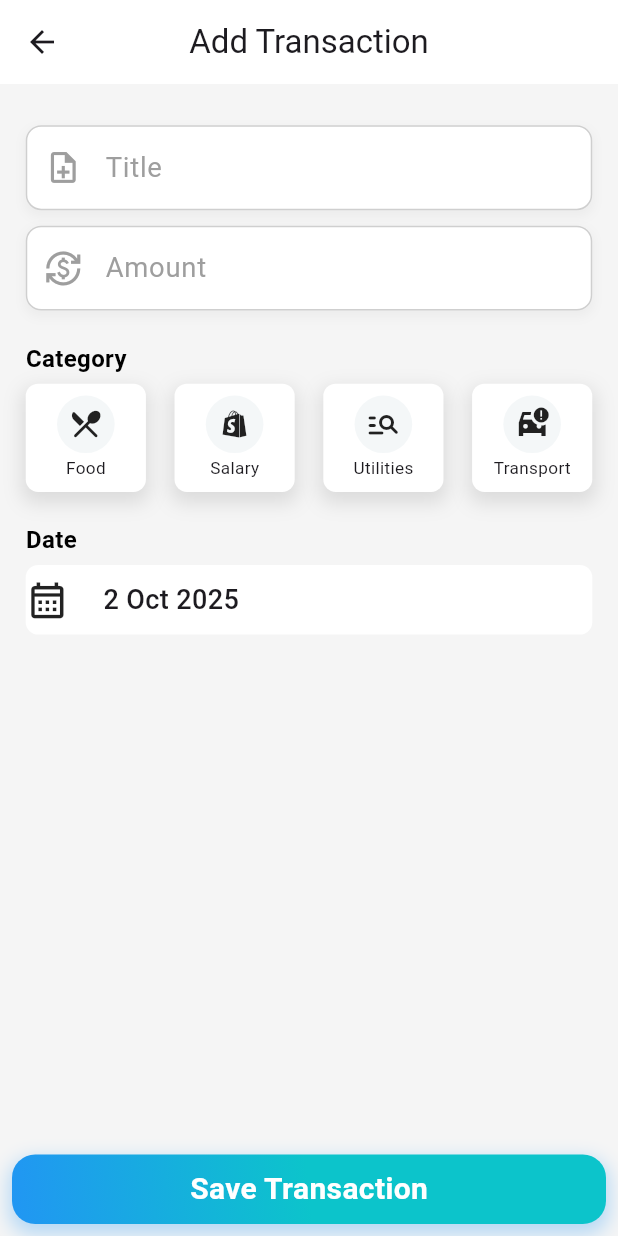
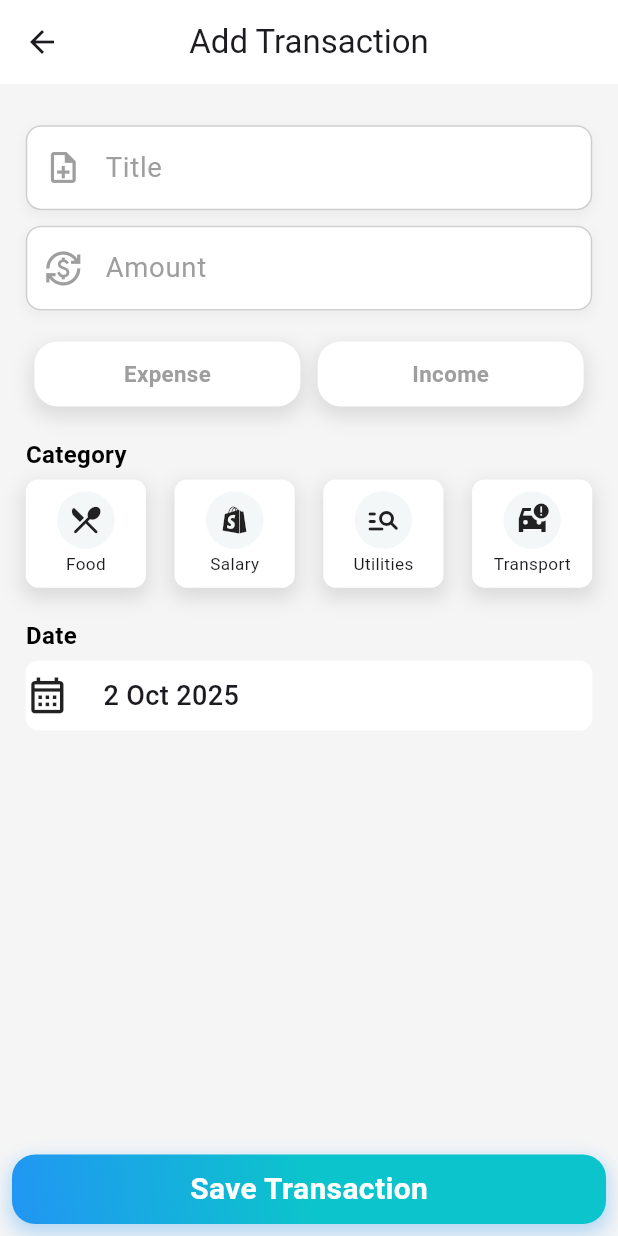
Before and after one commit to Sohag-84/Expense-Tracker, a Flutter app: the AddTransactionView screen opened by its route, on a phone screen of 412 x 824 dp. Run offline on Flutter 3.47's test engine with Material 3 defaults, Android fonts, the phone set to English and light mode, and no system bars; our stand-ins replace flutter_screenutil, gap, get, loading_animation_widget.

Commit message:
add expense and income button in add transaction button

```diff
--- a/lib/app/modules/add_transaction/controllers/add_transaction_controller.dart
+++ b/lib/app/modules/add_transaction/controllers/add_transaction_controller.dart
@@ -6,6 +6,12 @@ class AddTransactionController extends GetxController {
   var selectedDate = DateTime.now().obs;
 
   var selectedCategoryIndex = (-1).obs;
+
+  var selectedType = ''.obs;
+
+  void selectType(String type) {
+    selectedType.value = selectedType.value == type ? '' : type;
+  }
 
   Future<void> pickDate() async {
     DateTime? picked = await showDatePicker(
--- a/lib/app/modules/add_transaction/views/add_transaction_view.dart
+++ b/lib/app/modules/add_transaction/views/add_transaction_view.dart
@@ -1,4 +1,5 @@
 import 'package:expense_tracker/app/modules/add_transaction/controllers/add_transaction_controller.dart';
+import 'package:expense_tracker/app/modules/add_transaction/widgets/transaction_button.dart';
 import 'package:expense_tracker/app/modules/auth/widgets/build_textfield.dart';
 import 'package:expense_tracker/core/theme/colors.dart';
 import 'package:expense_tracker/core/widgets/custom_button.dart';
@@ -29,6 +30,7 @@ class _AddTransactionViewState extends State<AddTransactionView> {
     Icons.car_crash_sharp,
   ];
   final titleList = ["Food", "Salary", "Utilities", "Transport"];
+  final transactionList = ["Expense", "Income"];
 
   @override
   void dispose() {
@@ -69,6 +71,31 @@ class _AddTransactionViewState extends State<AddTransactionView> {
               ),
               Gap(20.h),
 
+              //expense and income button
+              Obx(() {
+                return Row(
+                  children: List.generate(transactionList.length, (index) {
+                    final type = transactionList[index].toLowerCase();
+                    final isSelected = controller.selectedType.value == type;
+
+                    return Expanded(
+                      child: Padding(
+                        padding: EdgeInsets.symmetric(horizontal: 5.w),
+                        child: transactionButton(
+                          onTap: () => controller.selectType(type),
+                          buttonText: transactionList[index],
+                          backgroundColor: isSelected
+                              ? (type == 'income' ? Colors.green : Colors.red)
+                              : whiteColor,
+                          fontColor: isSelected ? Colors.white : greyColor,
+                        ),
+                      ),
+                    );
+                  }),
+                );
+              }),
+
+              Gap(20.h),
               //category section
               const Text(
                 'Category',
```
